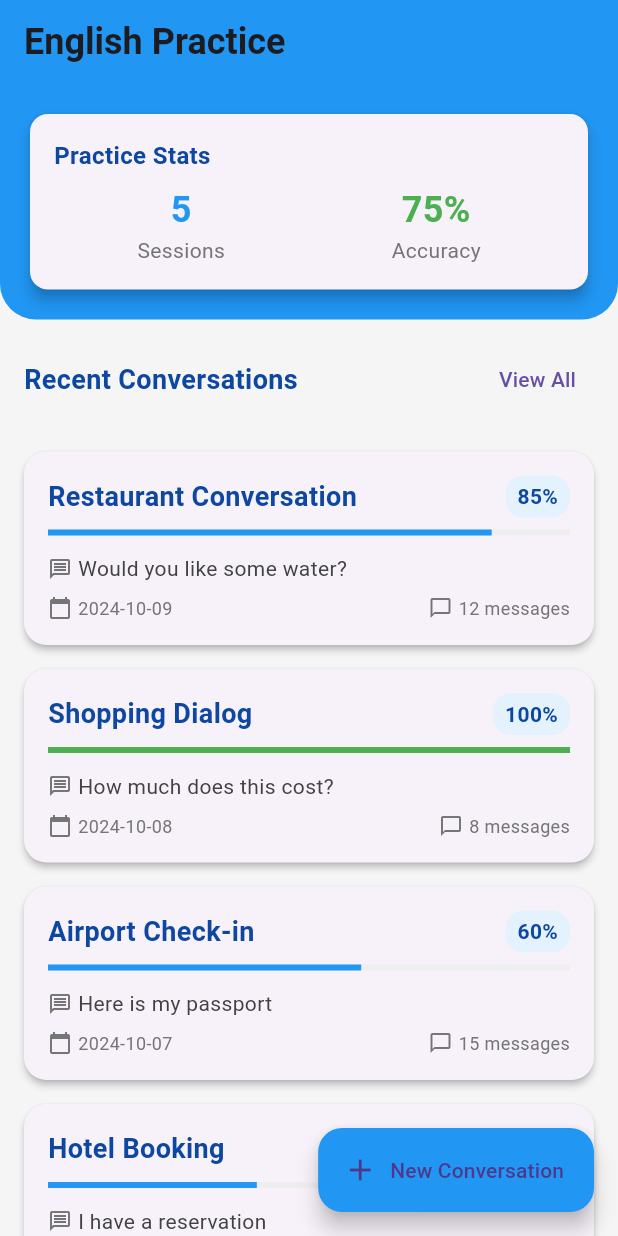
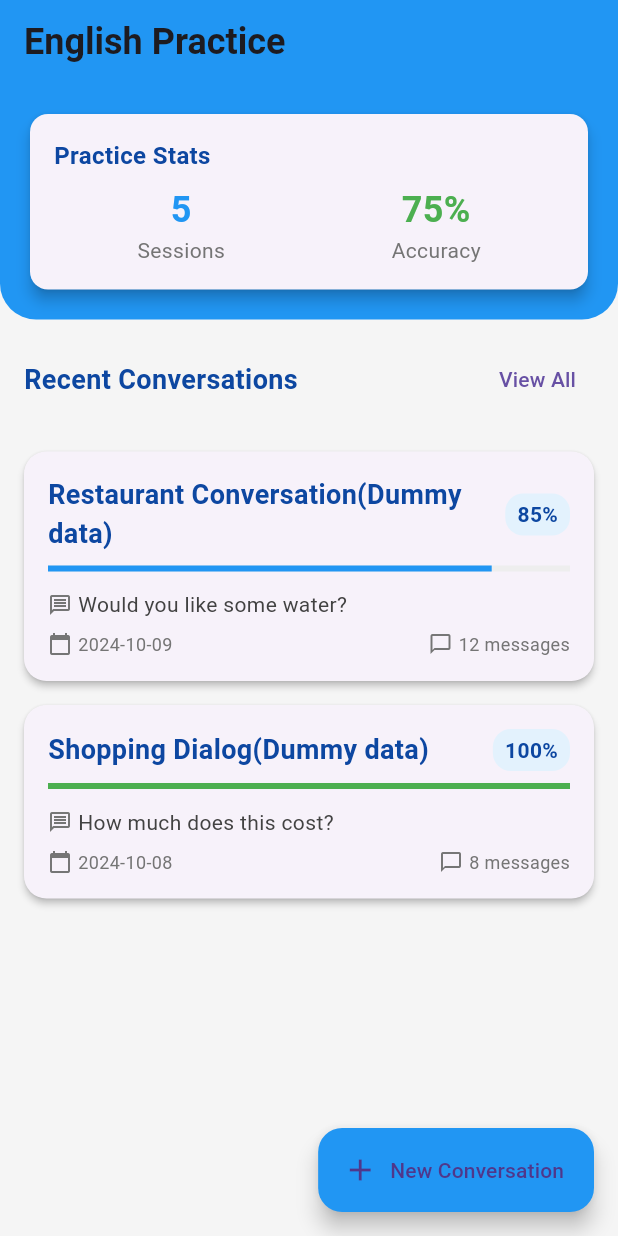
Before and after one commit to SiddheshMore24/speak_and_learn, a Flutter app: the NewConversationScreen screen opened directly, after a tap on the "send" icon, after a tap on the "done" icon, on a phone screen of 412 x 824 dp. Run offline on Flutter 3.47's test engine with Material 3 defaults, Android fonts, the phone set to English and light mode, and no system bars; our stand-ins replace shared_preferences, speech_to_text; accounts and stored records are empty; network calls fail.

Commit message:
App almost Ready

```diff
--- a/lib/homescreen.dart
+++ b/lib/homescreen.dart
@@ -1,4 +1,5 @@
 import 'package:flutter/material.dart';
+import 'package:speak_it/dummyHistory.dart';
 import 'new_conversation_screen.dart';
 
 class HomePage extends StatefulWidget {
@@ -7,10 +8,13 @@ class HomePage extends StatefulWidget {
 }
 
 class _HomePageState extends State<HomePage> {
+
+
+
   List<Map<String, dynamic>> _chatHistory = [
     {
       'id': 1,
-      'title': 'Restaurant Conversation',
+      'title': 'Restaurant Conversation(Dummy data)',
       'last_message': 'Would you like some water?',
       'date': '2024-10-09',
       'completion': 85,
@@ -18,39 +22,15 @@ class _HomePageState extends State<HomePage> {
     },
     {
       'id': 2,
-      'title': 'Shopping Dialog',
+      'title': 'Shopping Dialog(Dummy data)',
       'last_message': 'How much does this cost?',
       'date': '2024-10-08',
       'completion': 100,
       'total_messages': 8,
     },
-    {
-      'id': 3,
-      'title': 'Airport Check-in',
-      'last_message': 'Here is my passport',
-      'date': '2024-10-07',
-      'completion': 60,
-      'total_messages': 15,
-    },
-    {
-      'id': 4,
-      'title': 'Hotel Booking',
-      'last_message': 'I have a reservation',
-      'date': '2024-10-06',
-      'completion': 40,
-      'total_messages': 10,
-    },
-    {
-      'id': 5,
-      'title': 'Doctor Appointment',
-      'last_message': 'I have a headache',
-      'date': '2024-10-05',
-      'completion': 90,
-      'total_messages': 14,
-    },
+
   ];
 
-  // Function to start a new conversation
   void _startNewConversation() async {
     await Navigator.push(
       context,
@@ -59,20 +39,19 @@ class _HomePageState extends State<HomePage> {
       ),
     );
 
-    // Add a new chat dynamically after returning from the new conversation screen
+
     setState(() {
       _chatHistory.add({
         'id': _chatHistory.length + 1,
         'title': 'New Chat ${_chatHistory.length + 1}',
         'last_message': 'New conversation started...',
         'date': DateTime.now().toString().substring(0, 10),
-        'completion': 70, // Default completion
+        'completion': 70,
         'total_messages': 1,
       });
     });
   }
 
-  // Building the conversation tile
   Widget _buildConversationTile(Map<String, dynamic> chat) {
     return Card(
       margin: EdgeInsets.symmetric(horizontal: 16, vertical: 8),
@@ -83,7 +62,7 @@ class _HomePageState extends State<HomePage> {
       child: InkWell(
         borderRadius: BorderRadius.circular(15),
         onTap: () {
-          // Handle chat tap
+         Navigator.push(context,MaterialPageRoute(builder: (ctx)=>ChatPage()));
         },
         child: Padding(
           padding: const EdgeInsets.all(16.0),
@@ -237,7 +216,7 @@ class _HomePageState extends State<HomePage> {
                             children: [
                               Column(
                                 children: [
-                                  Text(
+                                  const Text(
                                     '5',
                                     style: TextStyle(
                                       fontSize: 24,
@@ -296,7 +275,6 @@ class _HomePageState extends State<HomePage> {
                 ),
                 TextButton(
                   onPressed: () {
-                    // View all conversations
                   },
                   child: Text('View All'),
                 ),
--- a/lib/new_conversation_screen.dart
+++ b/lib/new_conversation_screen.dart
@@ -3,6 +3,7 @@ import 'package:speech_to_text/speech_to_text.dart' as stt;
 import 'dart:async';
 import 'package:shared_preferences/shared_preferences.dart';
 import 'dart:convert';
+import 'package:http/http.dart' as http;
 
 class NewConversationScreen extends StatefulWidget {
   @override
@@ -15,35 +16,61 @@ class _NewConversationScreenState extends State<NewConversationScreen> with Sing
   String _text = "";
   final _controller = TextEditingController();
   late AnimationController _animationController;
+  List<Map<String, String>> responses = [];
+  bool isLoading = true;
 
-  final List<Map<String, String>> responses = [
-    {"bot": "Hello", "human": "Good afternoon"},
-    {"bot": "Welcome to the restaurant", "human": "Thank you"},
-    {"bot": "What would you like?", "human": "I would like a tea"},
-    {"bot": "Would you like some food?", "human": "A fish please"},
-    {"bot": "Anything else?", "human": "Yes, with grilled vegetables"},
-    {"bot": "Would you like some water?", "human": "Yes, please"}
-  ];
   int c = 0;
   int _wrongAttempts = 0;
   List<Map<String, String>> _currentChat = [];
   Timer? _timer;
 
+  Future<void> _fetchData() async {
+    try {
+      final response = await http.get(Uri.parse('https://my-json-server.typicode.com/tryninjastudy/dummyapi/db'));
+
+      if (response.statusCode == 200) {
+        Map<String, dynamic> data = json.decode(response.body);
+        List<dynamic> restaurantData = data['restaurant'];
+
+        setState(() {
+          responses = List<Map<String, String>>.from(
+              restaurantData.map((item) => Map<String, String>.from(item))
+          );
+          isLoading = false;
+          // Initialize first message only after data is loaded
+          if (responses.isNotEmpty) {
+            _currentChat.add({"bot": responses[0]["bot"]!});
+          }
+        });
+      } else {
+        throw Exception("Failed to load data from API");
+      }
+    } catch (e) {
+      setState(() {
+        isLoading = false;
+      });
+      ScaffoldMessenger.of(context).showSnackBar(
+          SnackBar(content: Text('Failed to load conversation data. Please try again later.'))
+      );
+    }
+  }
+
   @override
   void initState() {
     super.initState();
     _speech = stt.SpeechToText();
-    _currentChat.add({"bot": responses[0]["bot"]!});
     _animationController = AnimationController(
       duration: const Duration(milliseconds: 1000),
       vsync: this,
     );
+    _fetchData();
   }
 
   @override
   void dispose() {
     _animationController.dispose();
     _timer?.cancel();
+    _controller.dispose();
     super.dispose();
   }
 
@@ -84,6 +111,8 @@ class _NewConversationScreenState extends State<NewConversationScreen> with Sing
   }
 
   void _sendMessage(String message) {
+    if (responses.isEmpty) return;
+
     setState(() {
       String expectedResponse = responses[c]["human"]!.toLowerCase();
 
@@ -136,15 +165,16 @@ class _NewConversationScreenState extends State<NewConversationScreen> with Sing
     );
   }
 
-  // Save chat history to SharedPreferences when ending the conversation
   Future<void> _saveChatHistory() async {
     SharedPreferences prefs = await SharedPreferences.getInstance();
+    List<String>? savedChats = prefs.getStringList('savedChats') ?? [];
     String chatHistory = json.encode(_currentChat);
-    await prefs.setString('chatHistory', chatHistory);
+    savedChats.add(chatHistory);
+    await prefs.setStringList('savedChats', savedChats);
   }
 
   void _endConversation() async {
-    await _saveChatHistory(); // Save the chat history at the end of the conversation
+    await _saveChatHistory();
     Navigator.pop(context);
     Navigator.pushReplacementNamed(context, '/home');
   }
@@ -182,14 +212,14 @@ class _NewConversationScreenState extends State<NewConversationScreen> with Sing
                   BoxShadow(
                     color: Colors.black.withOpacity(0.1),
                     blurRadius: 3,
-                    offset: Offset(0, 2),
+                    offset: const Offset(0, 2),
                   ),
                 ],
               ),
-              padding: EdgeInsets.symmetric(horizontal: 16, vertical: 12),
+              padding: const EdgeInsets.symmetric(horizontal: 16, vertical: 12),
               child: Text(
                 text,
-                style: TextStyle(
+                style: const TextStyle(
                   color: Colors.black87,
                   fontSize: 16,
                 ),
@@ -226,7 +256,9 @@ class _NewConversationScreenState extends State<NewConversationScreen> with Sing
           )
         ],
       ),
-      body: Container(
+      body: isLoading
+          ? Center(child: CircularProgressIndicator())
+          : Container(
         decoration: BoxDecoration(
           color: Colors.grey[100],
         ),
@@ -241,7 +273,7 @@ class _NewConversationScreenState extends State<NewConversationScreen> with Sing
                   SizedBox(width: 8),
                   Expanded(
                     child: Text(
-                      "Click the microphone button to record your voice. Recording stops after 6 seconds. automatically.",
+                      "Press the microphone button to record your voice. Recording stops after 5 seconds.",
                       style: TextStyle(color: Colors.blue[900], fontSize: 14),
                     ),
                   ),
@@ -263,15 +295,15 @@ class _NewConversationScreenState extends State<NewConversationScreen> with Sing
                 builder: (context, child) {
                   return Container(
                     color: Colors.blue[50],
-                    padding: EdgeInsets.symmetric(vertical: 16),
+                    padding: const EdgeInsets.symmetric(vertical: 16),
                     child: Column(
                       mainAxisAlignment: MainAxisAlignment.center,
                       children: [
                         Transform.scale(
                           scale: 1.0 + (_animationController.value * 0.2),
-                          child: Icon(Icons.mic, color: Colors.red, size: 48),
+                          child: const Icon(Icons.mic, color: Colors.red, size: 48),
                         ),
-                        SizedBox(height: 8),
+                        const SizedBox(height: 8),
                         Text(
                           _text.isEmpty ? "Listening..." : _text,
                           style: TextStyle(
--- a/pubspec.yaml
+++ b/pubspec.yaml
@@ -37,6 +37,7 @@ dependencies:
   cupertino_icons: ^1.0.6
   speech_to_text: ^7.0.0
   shared_preferences: ^2.3.2
+  http: ^1.2.2
 
 dev_dependencies:
   flutter_test:
```
Also changed, not shown: lib/dummyHistory.dart (added, +88 -0 lines), pubspec.lock, 1 other file.
